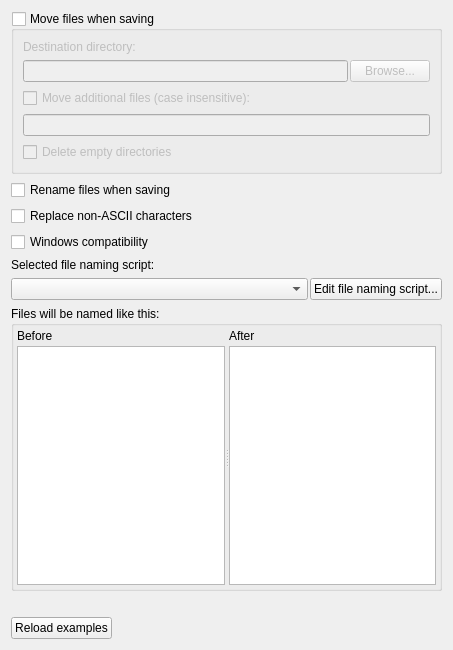
Before: the Qt Designer form ui/options_renaming.ui in metabrainz/picard, drawn with Qt 5.
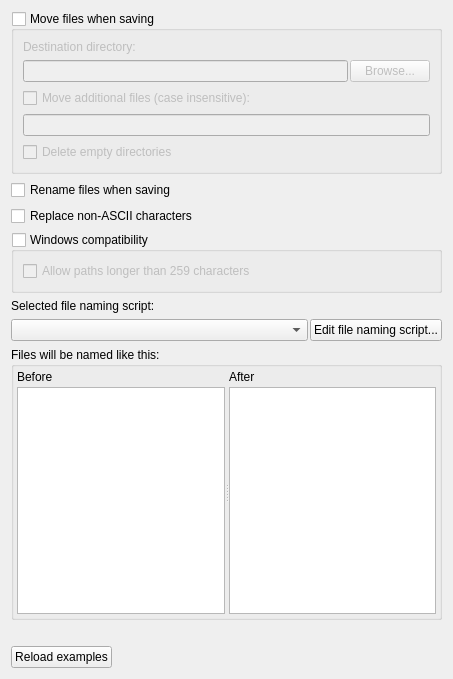
After: the same form once the commit is applied.

Commit message: PICARD-2076: Allow ignoring the Windows filepath limit when renaming files

Patch:
```diff
--- a/ui/options_renaming.ui
+++ b/ui/options_renaming.ui
@@ -10,7 +10,7 @@
     <x>0</x>
     <y>0</y>
     <width>453</width>
-    <height>650</height>
+    <height>679</height>
    </rect>
   </property>
   <property name="sizePolicy">
@@ -94,10 +94,25 @@
     </widget>
    </item>
    <item>
-    <widget class="QCheckBox" name="windows_compatibility">
-     <property name="text">
+    <widget class="QGroupBox" name="windows_compatibility">
+     <property name="title">
       <string>Windows compatibility</string>
      </property>
+     <property name="checkable">
+      <bool>true</bool>
+     </property>
+     <property name="checked">
+      <bool>false</bool>
+     </property>
+     <layout class="QVBoxLayout" name="verticalLayout_2">
+      <item>
+       <widget class="QCheckBox" name="windows_long_paths">
+        <property name="text">
+         <string>Allow paths longer than 259 characters</string>
+        </property>
+       </widget>
+      </item>
+     </layout>
     </widget>
    </item>
    <item>
```
Left out of the diff: 1 changed line with no effect on the pictures. The commit also changes 7 other files.
